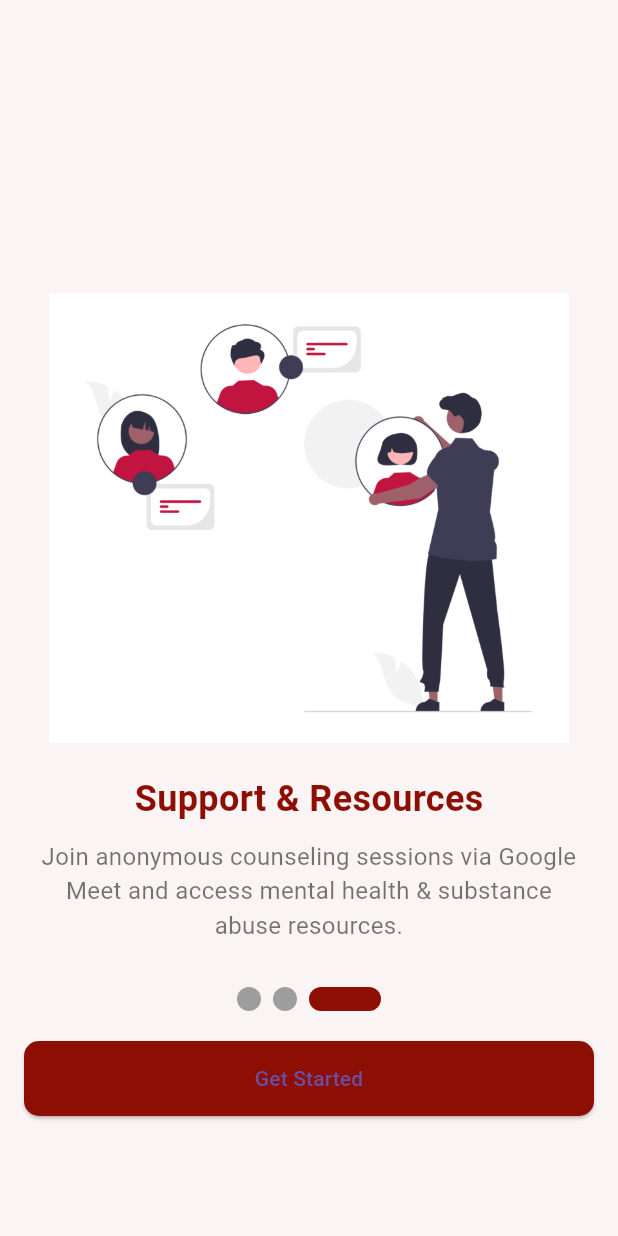
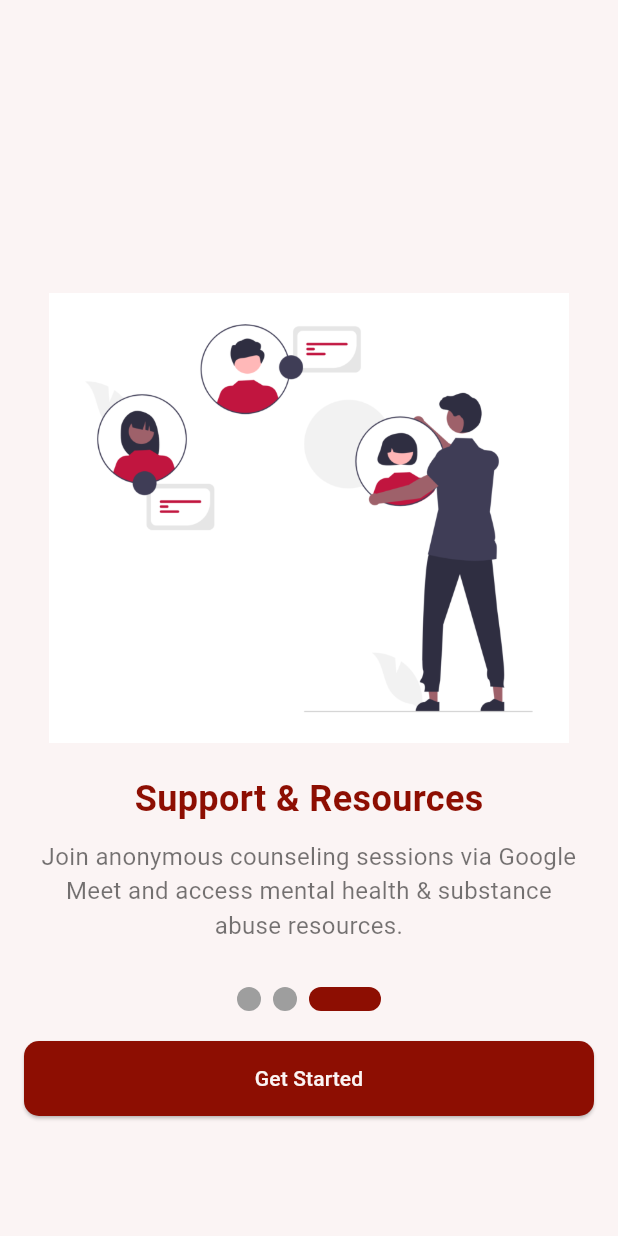
Before and after one commit to Gayatri018/UniGuard, a Flutter app: the screen it shows after launch, swiped to page 3, on a phone screen of 412 x 824 dp. Run offline on Flutter 3.47's test engine with Material 3 defaults, Android fonts, the phone set to English and light mode, and no system bars; drawn by our look-alikes of smooth_page_indicator; our stand-ins replace cloud_firestore, firebase_auth, firebase_core, firebase_storage, get, google_maps_flutter and 2 more; accounts and stored records are empty.

Commit message:
onnboarding screens feat finished

```diff
--- a/lib/screens/onboarding_screen.dart
+++ b/lib/screens/onboarding_screen.dart
@@ -59,14 +59,18 @@ class _OnboardingScreenState extends State<OnboardingScreen> {
                   onPressed: () async {
                     final prefs = await SharedPreferences.getInstance();
                     prefs.setBool('onboardingComplete', true);
-                    Navigator.pushReplacementNamed(context, '/login');
+                    Navigator.pushReplacementNamed(context, '/landing_page');
                   },
                   style: ElevatedButton.styleFrom(
                     backgroundColor: Color(0xFF8D0E02),
                     shape: RoundedRectangleBorder(borderRadius: BorderRadius.circular(10)),
                     minimumSize: Size(double.infinity, 50),
                   ),
-                  child: Text("Get Started"),
+                  child: Text(
+                      "Get Started",
+                      style: TextStyle(color: Color(0xFFFBF4F4)),
+
+                  ),
                 )
                     : SizedBox(),
               ],
```
